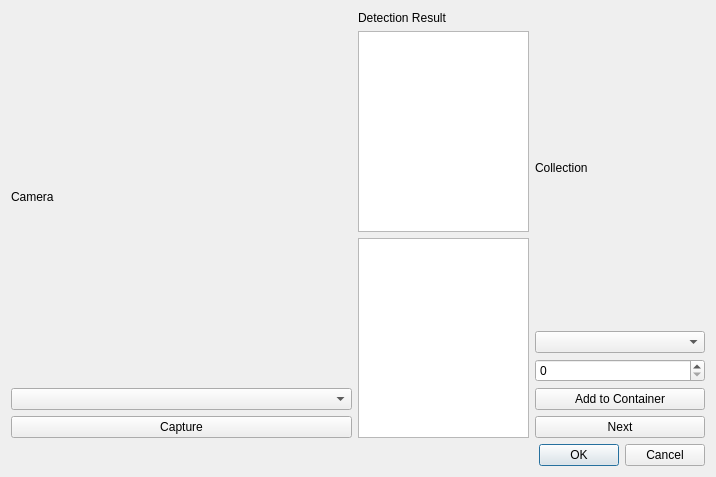
Above: ui/addBricksDialog.ui from Syadon/BrickCollectionManager before the change. Below: the same form after it.
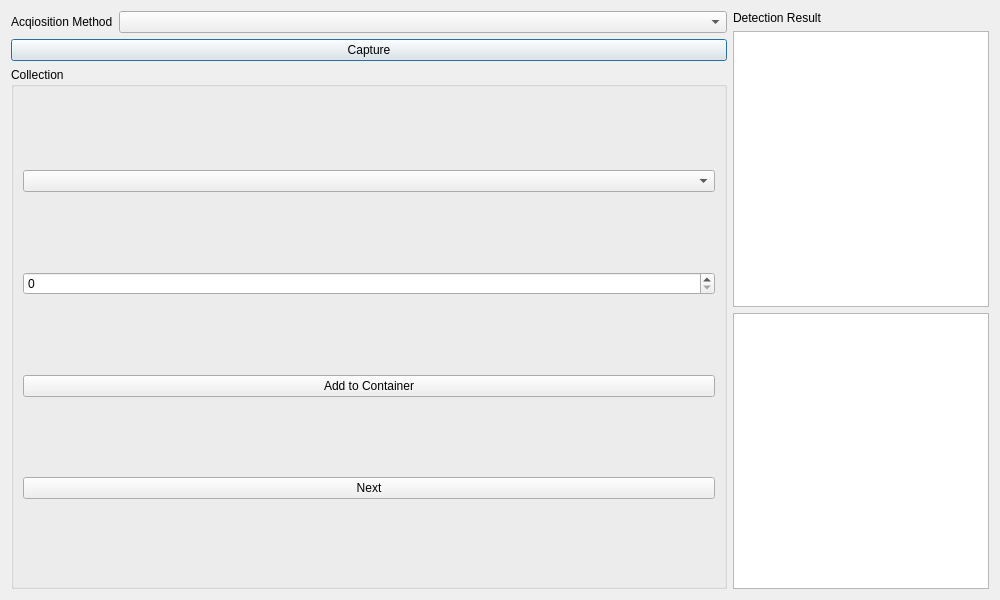
That is the form after the change.

The edit to the form file:
```diff
--- a/ui/addBricksDialog.ui
+++ b/ui/addBricksDialog.ui
@@ -6,8 +6,8 @@
    <rect>
     <x>0</x>
     <y>0</y>
-    <width>716</width>
-    <height>477</height>
+    <width>1000</width>
+    <height>600</height>
    </rect>
   </property>
   <property name="windowTitle">
@@ -18,7 +18,7 @@
   </property>
   <layout class="QGridLayout" name="gridLayout_2">
    <item row="0" column="0">
-    <layout class="QGridLayout" name="dialogLayout" rowstretch="0,0,0" columnstretch="2,1,1">
+    <layout class="QGridLayout" name="dialogLayout" rowstretch="0,0,0" columnstretch="2,0">
      <item row="2" column="1">
       <widget class="QListWidget" name="colors_list"/>
      </item>
@@ -26,17 +26,23 @@
       <widget class="QListWidget" name="parts_list"/>
      </item>
      <item row="0" column="0" rowspan="3">
+      <layout class="QVBoxLayout" name="acqCollLayout">
+       <item>
+        <layout class="QHBoxLayout" name="acquisitionOptLayout" stretch="0,1">
+         <item>
+          <widget class="QLabel" name="acquisitionLabel">
+           <property name="text">
+            <string>Acqiosition Method</string>
+           </property>
+          </widget>
+         </item>
+         <item>
+          <widget class="QComboBox" name="acquisition_combo"/>
+         </item>
+        </layout>
+       </item>
+       <item>
       <layout class="QVBoxLayout" name="cameraLayout">
-       <item>
-        <widget class="QLabel" name="label">
-         <property name="text">
-          <string>Camera</string>
-         </property>
-        </widget>
-       </item>
-       <item>
-        <widget class="QComboBox" name="camera_combo"/>
-       </item>
        <item>
         <widget class="QPushButton" name="captureButton">
          <property name="text">
@@ -46,22 +52,12 @@
        </item>
       </layout>
      </item>
-     <item row="0" column="1">
-      <widget class="QLabel" name="label_2">
-       <property name="text">
-        <string>Detection Result</string>
-       </property>
-      </widget>
-     </item>
-     <item row="0" column="2" rowspan="3">
-      <layout class="QVBoxLayout" name="collectionLayout">
        <item>
-        <widget class="QLabel" name="collectionLabel">
-         <property name="text">
+        <widget class="QGroupBox" name="collectionGroupBox">
+         <property name="title">
           <string>Collection</string>
          </property>
-        </widget>
-       </item>
+         <layout class="QVBoxLayout" name="collectionLayout">
        <item>
         <widget class="QComboBox" name="containerCombobox"/>
        </item>
@@ -83,18 +79,18 @@
         </widget>
        </item>
       </layout>
+        </widget>
      </item>
     </layout>
    </item>
-   <item row="2" column="0">
-    <widget class="QDialogButtonBox" name="buttonBox">
-     <property name="orientation">
-      <enum>Qt::Orientation::Horizontal</enum>
-     </property>
-     <property name="standardButtons">
-      <set>QDialogButtonBox::StandardButton::Cancel|QDialogButtonBox::StandardButton::Ok</set>
-     </property>
-    </widget>
+     <item row="0" column="1">
+      <widget class="QLabel" name="label_2">
+       <property name="text">
+        <string>Detection Result</string>
+       </property>
+      </widget>
+     </item>
+    </layout>
    </item>
   </layout>
  </widget>
```
Left out of the diff: 35 changed lines with no effect on the pictures. Lines whose indentation alone changed are shown as unchanged.
